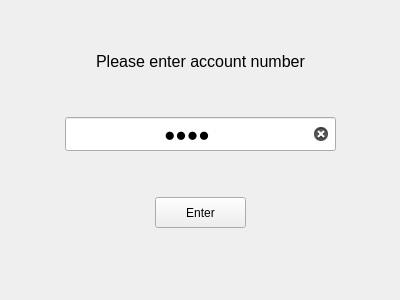
Youssef-Elkaheil/ATM-software, file ID_widget.ui: the form before one commit.
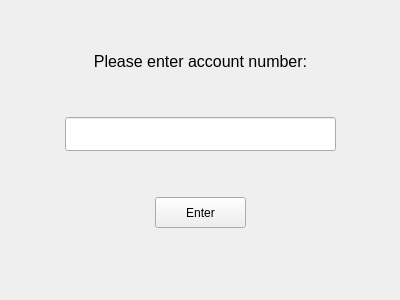
The form after the commit.

```diff
--- a/ID_widget.ui
+++ b/ID_widget.ui
@@ -134,7 +134,7 @@
           <string/>
          </property>
          <property name="text">
-          <string extracomment="Enter Account ID">1234</string>
+          <string extracomment="Enter Account ID"></string>
          </property>
          <property name="maxLength">
           <number>12</number>
@@ -184,7 +184,7 @@
           </font>
          </property>
          <property name="text">
-          <string>Please enter account number</string>
+          <string>Please enter account number:</string>
          </property>
          <property name="alignment">
           <set>Qt::AlignCenter</set>
```
